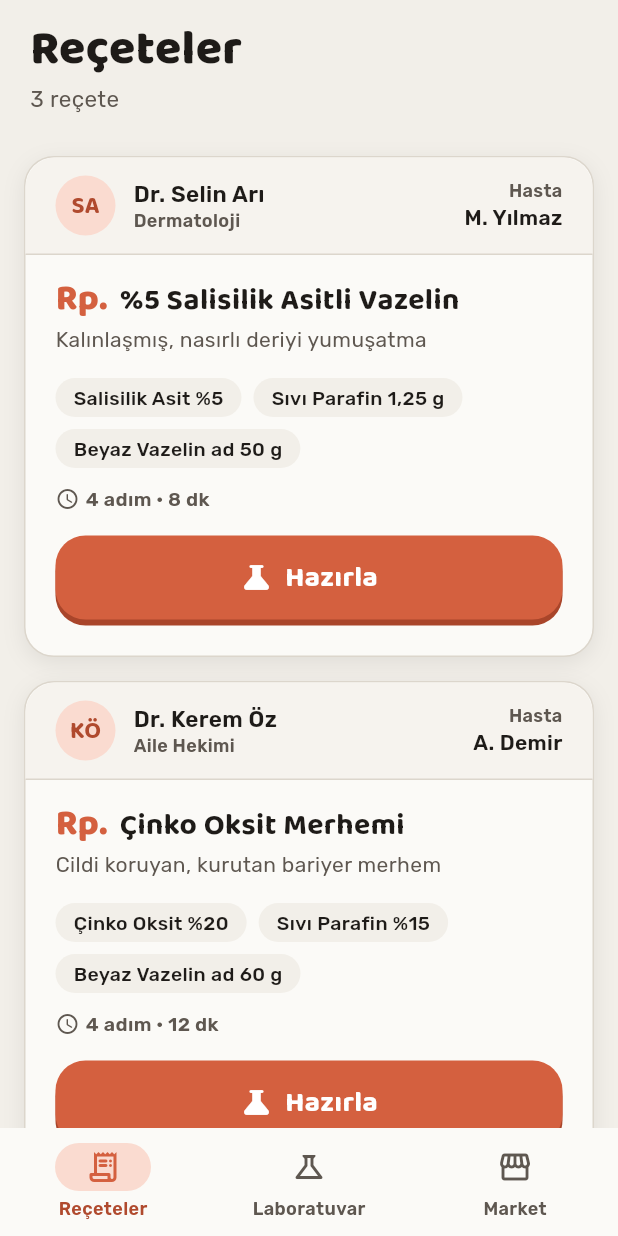
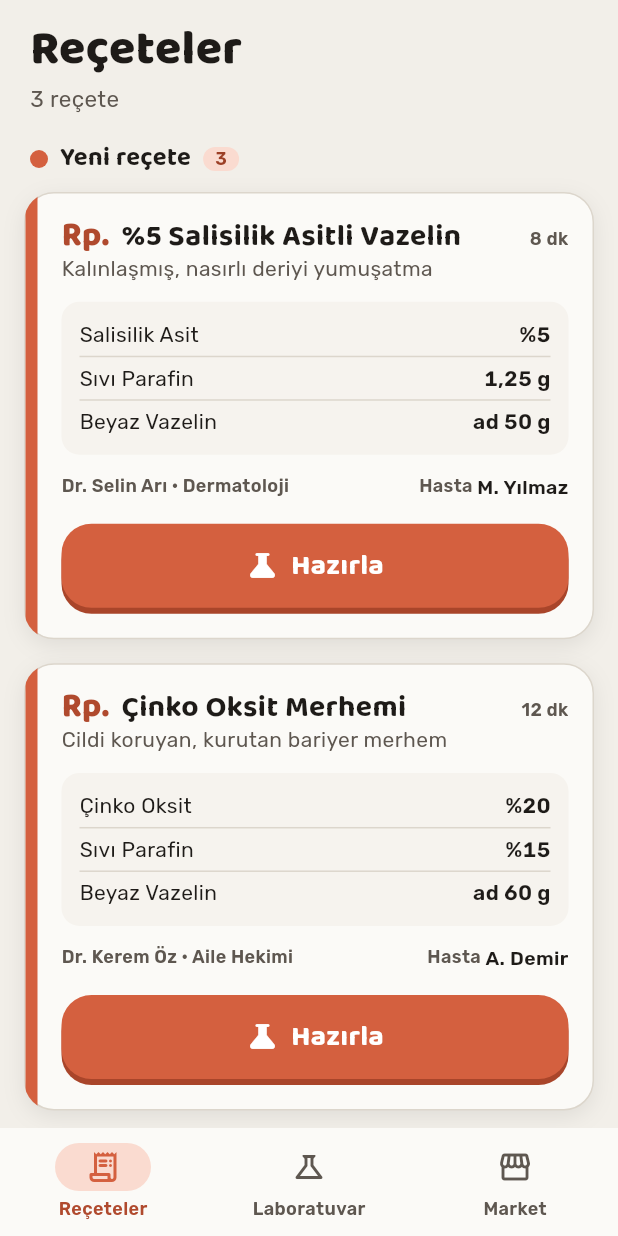
Before and after one commit to Pharmamental/Majistral, a Flutter app: the screen it shows after launch, on a phone screen of 412 x 824 dp. Run offline on Flutter 3.47's test engine with Material 3 defaults, Android fonts, the phone set to English and light mode, and no system bars; our stand-ins replace shared_preferences.

Commit message:
Reçeteler ekranı toplandı: durum gruplarına ayrıldı, renk skalası ve reçete gibi madde listesi
Co-Authored-By: Claude Opus 5.5 <noreply@anthropic.com>

```diff
--- a/lib/screens/orders_screen.dart
+++ b/lib/screens/orders_screen.dart
@@ -2,29 +2,26 @@ import 'package:flutter/material.dart';
 
 import '../data/orders.dart';
 import '../logic/job_store.dart';
-import '../models/prescription.dart';
 import '../theme/tokens.dart';
 import '../widgets/back_pill.dart';
 import '../widgets/prescription_card.dart';
 
-/// Reçeteler sekmesi (ana döngünün başladığı yer). Aksiyon bekleyen kart
-/// üstte: önce hazır olanlar, sonra yeni reçeteler, en son süren işler.
+/// Reçeteler sekmesi (ana döngünün başladığı yer). Reçeteler durumlarına göre
+/// gruplanır; oyuncunun bir şey yapması gerekenler üstte: seni bekleyen, hazır,
+/// hazırlanan, yeni. Her grubun rengi kartın şeridiyle aynı.
 class OrdersScreen extends StatelessWidget {
   const OrdersScreen({super.key});
 
   @override
   Widget build(BuildContext context) {
     final store = JobScope.of(context);
-    int rank(PrescriptionOrder o) {
-      final job = store.jobFor(o.magistralName);
-      if (job == null) return 1;
-      return store.isReady(job) || store.needsAction(job) ? 0 : 2;
-    }
-
-    final orders = [...prescriptionOrders]..sort((a, b) => rank(a).compareTo(rank(b)));
-    final waiting = store.jobs.where(store.needsAction).length;
-    final running = store.jobs.where((j) => !store.isReady(j)).length - waiting;
-    final ready = store.jobs.length - running - waiting;
+    final groups = {
+      for (final status in OrderStatus.values)
+        status: [for (final o in prescriptionOrders) if (OrderStatus.of(store, o) == status) o],
+    };
+    final waiting = groups[OrderStatus.bekliyor]!.length;
+    final ready = groups[OrderStatus.hazir]!.length;
+    final running = groups[OrderStatus.suruyor]!.length;
     final parts = [
       '${prescriptionOrders.length} reçete',
       if (ready > 0) '$ready hazır',
@@ -32,17 +29,51 @@ class OrdersScreen extends StatelessWidget {
       if (running > 0) '$running hazırlanıyor',
     ];
 
-    return ListView.separated(
+    return ListView(
       padding: const EdgeInsets.only(bottom: AppSpace.x3),
-      itemCount: orders.length + 1,
-      separatorBuilder: (context, index) => const SizedBox(height: AppSpace.lg),
-      itemBuilder: (context, index) {
-        if (index == 0) return TabHeader(title: 'Reçeteler', subtitle: parts.join(' · '));
-        return Padding(
-          padding: const EdgeInsets.symmetric(horizontal: AppSpace.lg),
-          child: PrescriptionCard(order: orders[index - 1]),
-        );
-      },
+      children: [
+        TabHeader(title: 'Reçeteler', subtitle: parts.join(' · ')),
+        for (final MapEntry(key: status, value: orders) in groups.entries)
+          if (orders.isNotEmpty) ...[
+            _GroupHeader(status: status, count: orders.length),
+            for (final o in orders)
+              Padding(
+                padding: const EdgeInsets.fromLTRB(AppSpace.lg, 0, AppSpace.lg, AppSpace.lg),
+                child: PrescriptionCard(order: o),
+              ),
+          ],
+      ],
     );
   }
 }
+
+class _GroupHeader extends StatelessWidget {
+  const _GroupHeader({required this.status, required this.count});
+
+  final OrderStatus status;
+  final int count;
+
+  @override
+  Widget build(BuildContext context) {
+    return Padding(
+      padding: const EdgeInsets.fromLTRB(AppSpace.xl, AppSpace.sm, AppSpace.xl, AppSpace.md),
+      child: Row(
+        children: [
+          Container(
+            width: 12,
+            height: 12,
+            decoration: BoxDecoration(color: status.color, shape: BoxShape.circle),
+          ),
+          const SizedBox(width: AppSpace.sm),
+          Text(status.label, style: AppText.title(size: 17)),
+          const SizedBox(width: AppSpace.sm),
+          Container(
+            padding: const EdgeInsets.symmetric(horizontal: AppSpace.sm),
+            decoration: BoxDecoration(color: status.soft, borderRadius: BorderRadius.circular(AppRadius.pill)),
+            child: Text('$count', style: AppText.label(size: 12, color: status.text)),
+          ),
+        ],
+      ),
+    );
+  }
+}
--- a/lib/theme/tokens.dart
+++ b/lib/theme/tokens.dart
@@ -30,6 +30,13 @@ class AppColors {
   static const Color successSoft = Color(0xFFE3F1E3);
 
   static const Color star = Color(0xFFF2A900);
+
+  // Reçete durumları (2026-10-27): şerit, açık zemin, yazı. Yazı açık zeminde
+  // en az 5,1:1 (ölçüldü); şerit süs, durum her zaman yazıyla da söylenir.
+  static const Color yeni = kiremit, yeniSoft = kiremitSoft, yeniText = Color(0xFF9C3F25);
+  static const Color suruyor = Color(0xFF4C9BE8), suruyorSoft = Color(0xFFDCEBFA), suruyorText = Color(0xFF1D5C96);
+  static const Color bekliyor = Color(0xFFE9A21E), bekliyorSoft = Color(0xFFFCEBC7), bekliyorText = Color(0xFF7A5200);
+  static const Color hazir = success, hazirSoft = successSoft, hazirText = successDark;
 
   // İstasyon kademeleri.
   static const Color rusty = Color(0xFF8D6E52);
--- a/lib/widgets/job_status.dart
+++ b/lib/widgets/job_status.dart
@@ -132,19 +132,19 @@ class _JobStatusState extends State<JobStatus> {
       child: LinearProgressIndicator(
         minHeight: widget.large ? 14 : 10,
         value: store.progress(widget.job),
-        backgroundColor: AppColors.kiremitSoft,
-        valueColor: const AlwaysStoppedAnimation(AppColors.kiremit),
+        backgroundColor: AppColors.suruyorSoft,
+        valueColor: const AlwaysStoppedAnimation(AppColors.suruyor),
       ),
     );
 
     if (widget.large) {
       return Column(
         children: [
-          const Icon(Icons.hourglass_top_rounded, size: 40, color: AppColors.kiremit),
+          const Icon(Icons.hourglass_top_rounded, size: 40, color: AppColors.suruyor),
           const SizedBox(height: AppSpace.sm),
           Text('Hazırlanıyor', style: AppText.label(size: 14)),
           const SizedBox(height: AppSpace.xs),
-          Text(remaining, style: AppText.timer(size: 44)),
+          Text(remaining, style: AppText.timer(size: 44, color: AppColors.suruyorText)),
           const SizedBox(height: AppSpace.xs),
           Text(where, style: AppText.body(size: 14, weight: FontWeight.w600)),
           const SizedBox(height: AppSpace.lg),
@@ -166,11 +166,11 @@ class _JobStatusState extends State<JobStatus> {
         children: [
           Row(
             children: [
-              const Icon(Icons.hourglass_top_rounded, size: 18, color: AppColors.kiremit),
+              const Icon(Icons.hourglass_top_rounded, size: 18, color: AppColors.suruyor),
               const SizedBox(width: AppSpace.xs),
               Text('Hazırlanıyor', style: AppText.body(size: 14, weight: FontWeight.w600)),
               const Spacer(),
-              Text(remaining, style: AppText.timer()),
+              Text(remaining, style: AppText.timer(color: AppColors.suruyorText)),
             ],
           ),
           if (where.isNotEmpty)
@@ -286,7 +286,7 @@ class _StepList extends StatelessWidget {
           else if (!at.isBefore(s.end))
             _row(Icons.check_circle_rounded, AppColors.success, stepIconPath(s.label), s.label, s.station.label)
           else if (!at.isBefore(s.start))
-            _row(Icons.play_circle_fill_rounded, AppColors.kiremit, stepIconPath(s.label), s.label, s.station.label)
+            _row(Icons.play_circle_fill_rounded, AppColors.suruyor, stepIconPath(s.label), s.label, s.station.label)
           else
             _row(Icons.radio_button_unchecked_rounded, AppColors.line, stepIconPath(s.label), s.label, s.station.label),
         // Oyuncunun adımından sonra planlanacak adımlar.
--- a/lib/widgets/prescription_card.dart
+++ b/lib/widgets/prescription_card.dart
@@ -7,9 +7,32 @@ import '../theme/tokens.dart';
 import 'chunky_button.dart';
 import 'job_status.dart';
 
-/// Reçete kartı: üstte hekim, ortada "Rp." ile majistral ve içeriği, altta
-/// kartın tek aksiyonu (Hazırla / süren iş / Teslim Et). Aksiyon kartın en
-/// altında, başparmağın rahat ulaştığı yerde.
+/// Bir reçetenin oyuncu açısından durumu; renk ve etiket buradan gelir.
+enum OrderStatus {
+  bekliyor('Seni bekliyor', AppColors.bekliyor, AppColors.bekliyorSoft, AppColors.bekliyorText),
+  hazir('Hazır', AppColors.hazir, AppColors.hazirSoft, AppColors.hazirText),
+  suruyor('Hazırlanıyor', AppColors.suruyor, AppColors.suruyorSoft, AppColors.suruyorText),
+  yeni('Yeni reçete', AppColors.yeni, AppColors.yeniSoft, AppColors.yeniText);
+
+  const OrderStatus(this.label, this.color, this.soft, this.text);
+
+  final String label;
+  final Color color;
+  final Color soft;
+  final Color text;
+
+  static OrderStatus of(JobStore store, PrescriptionOrder order) {
+    final job = store.jobFor(order.magistralName);
+    if (job == null) return yeni;
+    if (store.needsAction(job)) return bekliyor;
+    if (store.isReady(job)) return hazir;
+    return suruyor;
+  }
+}
+
+/// Reçete kartı. Solda durum renginde şerit (durumun adı grup başlığında);
+/// "Rp." ile majistral ve süresi, maddeler gerçek reçetedeki gibi ad–miktar
+/// sütunlarında, altta hekim ve hasta, en altta kartın tek aksiyonu.
 class PrescriptionCard extends StatelessWidget {
   const PrescriptionCard({super.key, required this.order});
 
@@ -17,22 +40,25 @@ class PrescriptionCard extends StatelessWidget {
 
   @override
   Widget build(BuildContext context) {
-    final job = JobScope.of(context).jobFor(order.magistralName);
+    final store = JobScope.of(context);
+    final job = store.jobFor(order.magistralName);
+    final status = OrderStatus.of(store, order);
     return Container(
+      clipBehavior: Clip.antiAlias,
       decoration: BoxDecoration(
         color: AppColors.surface,
         borderRadius: BorderRadius.circular(AppRadius.card),
         border: Border.all(color: AppColors.line),
-        boxShadow: const [
-          BoxShadow(color: Color(0x14000000), blurRadius: 12, offset: Offset(0, 4)),
-        ],
+        boxShadow: const [BoxShadow(color: Color(0x14000000), blurRadius: 12, offset: Offset(0, 4))],
       ),
-      child: Column(
-        crossAxisAlignment: CrossAxisAlignment.start,
+      child: IntrinsicHeight(
+        child: Row(
+          crossAxisAlignment: CrossAxisAlignment.stretch,
           children: [
-          _DoctorStrip(order: order),
-          Padding(
-            padding: const EdgeInsets.fromLTRB(AppSpace.xl, AppSpace.lg, AppSpace.xl, AppSpace.xl),
+            Container(width: 8, color: status.color),
+            Expanded(
+              child: Padding(
+                padding: const EdgeInsets.fromLTRB(AppSpace.lg, AppSpace.lg, AppSpace.lg, AppSpace.lg),
                 child: Column(
                   crossAxisAlignment: CrossAxisAlignment.start,
                   children: [
@@ -40,34 +66,28 @@ class PrescriptionCard extends StatelessWidget {
                       crossAxisAlignment: CrossAxisAlignment.baseline,
                       textBaseline: TextBaseline.alphabetic,
                       children: [
-                    Text('Rp.', style: AppText.display(size: 24, color: AppColors.kiremit)),
+                        Text('Rp.', style: AppText.display(size: 22, color: AppColors.accentText)),
                         const SizedBox(width: AppSpace.sm),
                         Expanded(child: Text(order.magistralName, style: AppText.title(size: 20))),
+                        const SizedBox(width: AppSpace.sm),
+                        Text('${order.prepTime.inMinutes} dk', style: AppText.label(size: 12)),
                       ],
                     ),
-                const SizedBox(height: AppSpace.xs),
                     Text(order.purpose, style: AppText.body(size: 14, color: AppColors.inkMuted)),
-                const SizedBox(height: AppSpace.lg),
-                Wrap(
-                  spacing: AppSpace.sm,
-                  runSpacing: AppSpace.sm,
-                  children: [for (final i in order.ingredients) _ChemicalChip(name: '${i.name} ${i.written}')],
-                ),
-                if (order.batchNote != null) ...[
-                  const SizedBox(height: AppSpace.sm),
-                  Text(order.batchNote!, style: AppText.body(size: 14, weight: FontWeight.w600)),
-                ],
                     const SizedBox(height: AppSpace.md),
-                // Adımların sırası burada gösterilmez: hazırlama ekranında oyuncu
-                // o sırayı kendisi kuruyor. Yalnız iş ne kadar sürer, o yazar.
+                    _Formula(order: order),
+                    const SizedBox(height: AppSpace.md),
                     Row(
                       children: [
-                    const Icon(Icons.schedule_rounded, size: 16, color: AppColors.inkMuted),
-                    const SizedBox(width: AppSpace.xs),
-                    Text(
-                      '${order.steps.length} adım · ${order.prepTime.inMinutes} dk',
-                      style: AppText.label(),
+                        Expanded(
+                          child: Text(
+                            '${order.doctorName} · ${order.doctorBranch}',
+                            style: AppText.label(size: 12),
+                            overflow: TextOverflow.ellipsis,
                           ),
+                        ),
+                        Text('Hasta ', style: AppText.label(size: 12)),
+                        Text(order.patientName, style: AppText.body(size: 13, weight: FontWeight.w600)),
                       ],
                     ),
                     const SizedBox(height: AppSpace.lg),
@@ -87,75 +107,63 @@ class PrescriptionCard extends StatelessWidget {
                   ],
                 ),
               ),
+            ),
+          ],
+        ),
+      ),
+    );
+  }
+}
+
+/// Reçetenin madde satırları: solda ad, sağda reçetede yazan miktar; sayılar
+/// hizalı. Formül başka toplam için yazıldıysa altta not.
+class _Formula extends StatelessWidget {
+  const _Formula({required this.order});
+
+  final PrescriptionOrder order;
+
+  @override
+  Widget build(BuildContext context) {
+    return Container(
+      padding: const EdgeInsets.symmetric(horizontal: AppSpace.md, vertical: AppSpace.sm),
+      decoration: BoxDecoration(
+        color: AppColors.surfaceMuted,
+        borderRadius: BorderRadius.circular(AppSpace.md),
+      ),
+      child: Column(
+        children: [
+          for (final (n, i) in order.ingredients.indexed) ...[
+            if (n > 0) const Divider(height: 1, color: AppColors.line),
+            Padding(
+              padding: const EdgeInsets.symmetric(vertical: AppSpace.xs),
+              child: Row(
+                children: [
+                  Expanded(child: Text(i.name, style: AppText.body(size: 14))),
+                  Text(
+                    i.written,
+                    style: AppText.body(size: 14, weight: FontWeight.w600).copyWith(
+                      fontFeatures: const [FontFeature.tabularFigures()],
+                    ),
+                  ),
+                ],
+              ),
+            ),
+          ],
+          if (order.batchNote != null) ...[
+            const Divider(height: 1, color: AppColors.line),
+            Padding(
+              padding: const EdgeInsets.only(top: AppSpace.sm, bottom: AppSpace.xs),
+              child: Row(
+                children: [
+                  const Icon(Icons.info_outline_rounded, size: 16, color: AppColors.accentText),
+                  const SizedBox(width: AppSpace.xs),
+                  Expanded(child: Text(order.batchNote!, style: AppText.label(size: 12, color: AppColors.accentText))),
+                ],
+              ),
+            ),
+          ],
         ],
       ),
     );
   }
 }
-
-class _DoctorStrip extends StatelessWidget {
-  const _DoctorStrip({required this.order});
-
-  final PrescriptionOrder order;
-
-  String get _initials {
-    final parts = order.doctorName.replaceFirst('Dr. ', '').split(' ');
-    return parts.map((p) => p.isEmpty ? '' : p[0]).take(2).join();
-  }
-
-  @override
-  Widget build(BuildContext context) {
-    return Container(
-      padding: const EdgeInsets.fromLTRB(AppSpace.xl, AppSpace.md, AppSpace.xl, AppSpace.md),
-      decoration: const BoxDecoration(
-        color: AppColors.surfaceMuted,
-        borderRadius: BorderRadius.vertical(top: Radius.circular(AppRadius.card)),
-        border: Border(bottom: BorderSide(color: AppColors.line)),
-      ),
-      child: Row(
-        children: [
-          CircleAvatar(
-            radius: 20,
-            backgroundColor: AppColors.kiremitSoft,
-            child: Text(_initials, style: AppText.title(size: 16, color: AppColors.accentText)),
-          ),
-          const SizedBox(width: AppSpace.md),
-          Expanded(
-            child: Column(
-              crossAxisAlignment: CrossAxisAlignment.start,
-              children: [
-                Text(order.doctorName, style: AppText.body(size: 15, weight: FontWeight.w600)),
-                Text(order.doctorBranch, style: AppText.label(size: 12)),
-              ],
-            ),
-          ),
-          Column(
-            crossAxisAlignment: CrossAxisAlignment.end,
-            children: [
-              Text('Hasta', style: AppText.label(size: 12)),
-              Text(order.patientName, style: AppText.body(size: 14, weight: FontWeight.w600)),
-            ],
-          ),
-        ],
-      ),
-    );
-  }
-}
-
-class _ChemicalChip extends StatelessWidget {
-  const _ChemicalChip({required this.name});
-
-  final String name;
-
-  @override
-  Widget build(BuildContext context) {
-    return Container(
-      padding: const EdgeInsets.symmetric(horizontal: AppSpace.md, vertical: AppSpace.xs),
-      decoration: BoxDecoration(
-        color: AppColors.background,
-        borderRadius: BorderRadius.circular(AppRadius.pill),
-      ),
-      child: Text(name, style: AppText.body(size: 13, weight: FontWeight.w500)),
-    );
-  }
-}
```
Also changed, not shown: 2 other files. Lines whose indentation alone changed are shown as unchanged.
